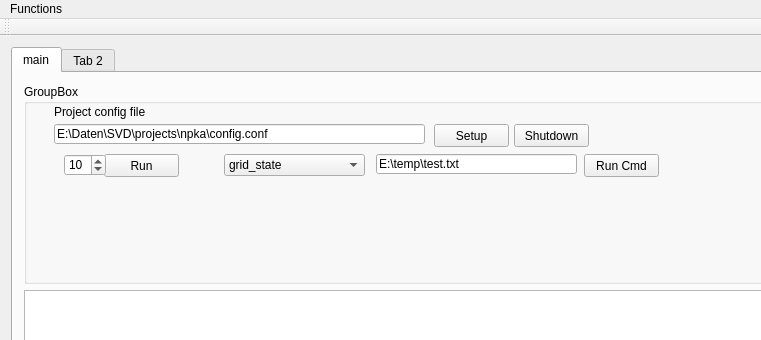
This is SVDModel/SVDUI/mainwindow.ui in edfm-tum/SVD as Qt 5 draws it before an edit; both pictures show x 0 to 761 and y 0 to 340 of the 964 by 719 pixel window. The edited form follows.
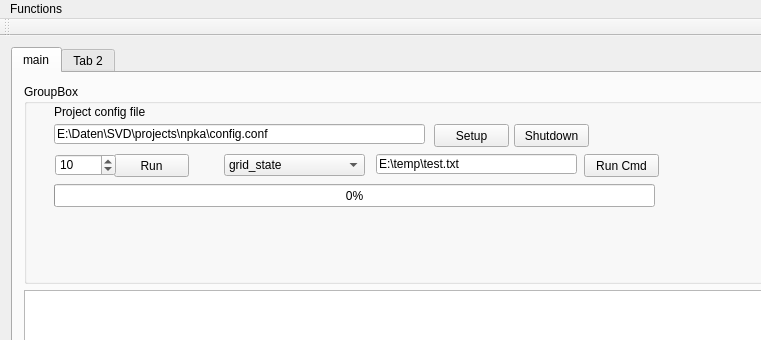
This is the edited form.

The edit to the form file:
```diff
--- a/SVDModel/SVDUI/mainwindow.ui
+++ b/SVDModel/SVDUI/mainwindow.ui
@@ -91,7 +91,7 @@
           <widget class="QPushButton" name="pbRunModel">
            <property name="geometry">
             <rect>
-             <x>80</x>
+             <x>90</x>
              <y>70</y>
              <width>75</width>
              <height>23</height>
@@ -104,12 +104,15 @@
           <widget class="QSpinBox" name="sYears">
            <property name="geometry">
             <rect>
-             <x>40</x>
+             <x>31</x>
              <y>70</y>
-             <width>42</width>
+             <width>61</width>
              <height>22</height>
             </rect>
            </property>
+           <property name="maximum">
+            <number>10000</number>
+           </property>
            <property name="value">
             <number>10</number>
            </property>
@@ -188,6 +191,19 @@
             <string/>
            </property>
           </widget>
+          <widget class="QProgressBar" name="progressBar">
+           <property name="geometry">
+            <rect>
+             <x>30</x>
+             <y>100</y>
+             <width>601</width>
+             <height>23</height>
+            </rect>
+           </property>
+           <property name="value">
+            <number>0</number>
+           </property>
+          </widget>
          </widget>
         </item>
         <item>
```
